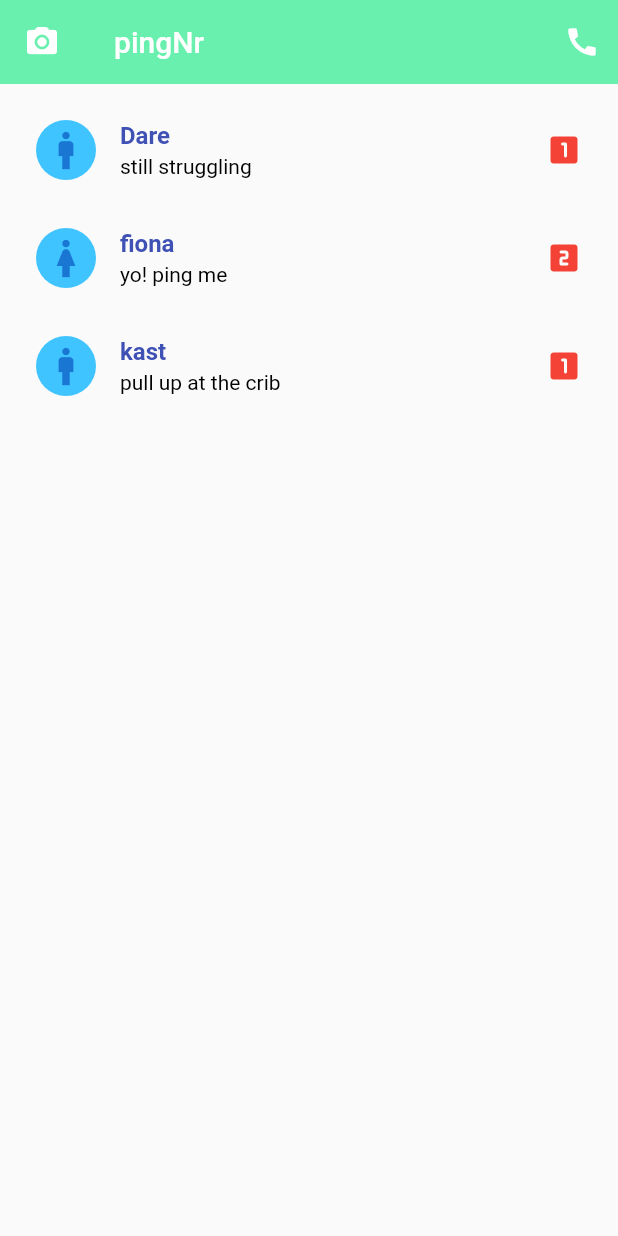
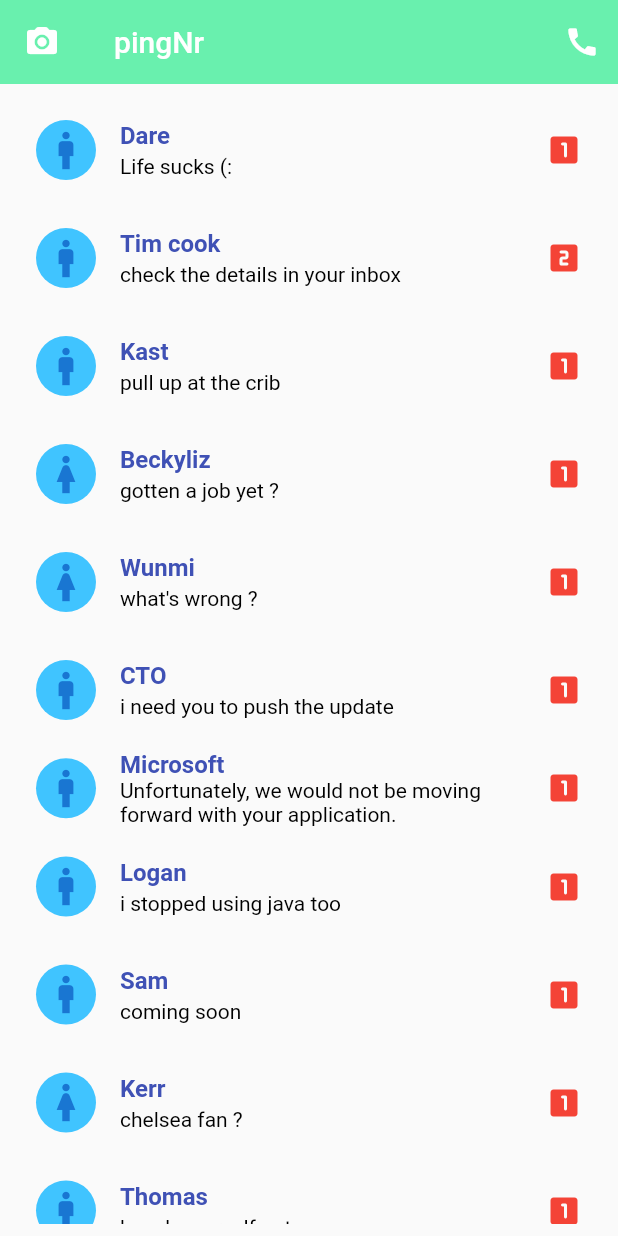
Before and after one commit to xDAREY/myApp, a Flutter app: the main2 screen opened directly, on a phone screen of 412 x 824 dp. Run offline on Flutter 3.47's test engine with Material 2 defaults, Android fonts, the phone set to English and light mode, and no system bars; missing offline and left inert: dart:ffi.

```diff
--- a/lib/main2.dart
+++ b/lib/main2.dart
@@ -32,21 +32,112 @@ class main2 extends StatelessWidget {
             ListTile(
               leading: CircleAvatar(child: Icon(Icons.man, size: 30.0,), backgroundColor: Colors.lightBlueAccent,),
               title: Text('Dare', style: TextStyle(fontWeight: FontWeight.bold, color: Colors.indigo),),
-              subtitle: Text('still struggling', style: TextStyle(color: Colors.black)),
+              subtitle: Text('Life sucks (:', style: TextStyle(color: Colors.black)),
+              trailing: Icon(Icons.looks_one_rounded, color: Colors.red,),
+              onTap: () {},
+            ),
+            ListTile(
+              leading: CircleAvatar(child: Icon(Icons.man, size: 30.0,), backgroundColor: Colors.lightBlueAccent,),
+              title: Text('Tim cook', style: TextStyle(fontWeight: FontWeight.bold, color: Colors.indigo)),
+              subtitle: Text('check the details in your inbox', style: TextStyle(color: Colors.black)),
+              trailing: Icon(Icons.looks_two_rounded, color: Colors.red,),
+              onTap: () {},
+            ),
+            ListTile(
+              leading: CircleAvatar(child: Icon(Icons.man, size: 30.0,), backgroundColor: Colors.lightBlueAccent,),
+              title: Text('Kast', style: TextStyle(fontWeight: FontWeight.bold, color: Colors.indigo)),
+              subtitle: Text('pull up at the crib', style: TextStyle(color: Colors.black),),
               trailing: Icon(Icons.looks_one_rounded, color: Colors.red,),
               onTap: () {},
             ),
             ListTile(
               leading: CircleAvatar(child: Icon(Icons.woman, size: 30.0,), backgroundColor: Colors.lightBlueAccent,),
-              title: Text('fiona', style: TextStyle(fontWeight: FontWeight.bold, color: Colors.indigo)),
-              subtitle: Text('yo! ping me', style: TextStyle(color: Colors.black)),
-              trailing: Icon(Icons.looks_two_rounded, color: Colors.red,),
+              title: Text('Beckyliz', style: TextStyle(fontWeight: FontWeight.bold, color: Colors.indigo)),
+              subtitle: Text('gotten a job yet ?', style: TextStyle(color: Colors.black),),
+              trailing: Icon(Icons.looks_one_rounded, color: Colors.red,),
+              onTap: () {},
+            ),
+            ListTile(
+              leading: CircleAvatar(child: Icon(Icons.woman, size: 30.0,), backgroundColor: Colors.lightBlueAccent,),
+              title: Text('Wunmi', style: TextStyle(fontWeight: FontWeight.bold, color: Colors.indigo)),
+              subtitle: Text("what's wrong ?", style: TextStyle(color: Colors.black),),
+              trailing: Icon(Icons.looks_one_rounded, color: Colors.red,),
               onTap: () {},
             ),
             ListTile(
               leading: CircleAvatar(child: Icon(Icons.man, size: 30.0,), backgroundColor: Colors.lightBlueAccent,),
-              title: Text('kast', style: TextStyle(fontWeight: FontWeight.bold, color: Colors.indigo)),
-              subtitle: Text('pull up at the crib', style: TextStyle(color: Colors.black),),
+              title: Text('CTO', style: TextStyle(fontWeight: FontWeight.bold, color: Colors.indigo)),
+              subtitle: Text('i need you to push the update', style: TextStyle(color: Colors.black),),
+              trailing: Icon(Icons.looks_one_rounded, color: Colors.red,),
+              onTap: () {},
+            ),
+            ListTile(
+              leading: CircleAvatar(child: Icon(Icons.man, size: 30.0,), backgroundColor: Colors.lightBlueAccent,),
+              title: Text('Microsoft', style: TextStyle(fontWeight: FontWeight.bold, color: Colors.indigo)),
+              subtitle: Text('Unfortunately, we would not be moving forward with your application.', style: TextStyle(color: Colors.black),),
+              trailing: Icon(Icons.looks_one_rounded, color: Colors.red,),
+              onTap: () {},
+            ),
+            ListTile(
+              leading: CircleAvatar(child: Icon(Icons.man, size: 30.0,), backgroundColor: Colors.lightBlueAccent,),
+              title: Text('Logan', style: TextStyle(fontWeight: FontWeight.bold, color: Colors.indigo)),
+              subtitle: Text('i stopped using java too', style: TextStyle(color: Colors.black),),
+              trailing: Icon(Icons.looks_one_rounded, color: Colors.red,),
+              onTap: () {},
+            ),
+            ListTile(
+              leading: CircleAvatar(child: Icon(Icons.man, size: 30.0,), backgroundColor: Colors.lightBlueAccent,),
+              title: Text('Sam', style: TextStyle(fontWeight: FontWeight.bold, color: Colors.indigo)),
+              subtitle: Text('coming soon', style: TextStyle(color: Colors.black),),
+              trailing: Icon(Icons.looks_one_rounded, color: Colors.red,),
+              onTap: () {},
+            ),
+            ListTile(
+              leading: CircleAvatar(child: Icon(Icons.woman, size: 30.0,), backgroundColor: Colors.lightBlueAccent,),
+              title: Text('Kerr', style: TextStyle(fontWeight: FontWeight.bold, color: Colors.indigo)),
+              subtitle: Text('chelsea fan ?', style: TextStyle(color: Colors.black),),
+              trailing: Icon(Icons.looks_one_rounded, color: Colors.red,),
+              onTap: () {},
+            ),
+            ListTile(
+              leading: CircleAvatar(child: Icon(Icons.man, size: 30.0,), backgroundColor: Colors.lightBlueAccent,),
+              title: Text('Thomas', style: TextStyle(fontWeight: FontWeight.bold, color: Colors.indigo)),
+              subtitle: Text('knock yourself out', style: TextStyle(color: Colors.black),),
+              trailing: Icon(Icons.looks_one_rounded, color: Colors.red,),
+              onTap: () {},
+            ),
+            ListTile(
+              leading: CircleAvatar(child: Icon(Icons.man, size: 30.0,), backgroundColor: Colors.lightBlueAccent,),
+              title: Text('Michael', style: TextStyle(fontWeight: FontWeight.bold, color: Colors.indigo)),
+              subtitle: Text('daddy just a new ride broski', style: TextStyle(color: Colors.black),),
+              trailing: Icon(Icons.looks_one_rounded, color: Colors.red,),
+              onTap: () {},
+            ),
+            ListTile(
+              leading: CircleAvatar(child: Icon(Icons.woman, size: 30.0,), backgroundColor: Colors.lightBlueAccent,),
+              title: Text('Kayla', style: TextStyle(fontWeight: FontWeight.bold, color: Colors.indigo)),
+              subtitle: Text('happy birthday :)', style: TextStyle(color: Colors.black),),
+              trailing: Icon(Icons.looks_one_rounded, color: Colors.red,),
+              onTap: () {},
+            ),
+            ListTile(
+              leading: CircleAvatar(child: Icon(Icons.man, size: 30.0,), backgroundColor: Colors.lightBlueAccent,),
+              title: Text('Virtue', style: TextStyle(fontWeight: FontWeight.bold, color: Colors.indigo)),
+              subtitle: Text('Alcatraz time nigga !!!', style: TextStyle(color: Colors.black),),
+              trailing: Icon(Icons.looks_one_rounded, color: Colors.red,),
+              onTap: () {},
+            ),
+            ListTile(
+              leading: CircleAvatar(child: Icon(Icons.man, size: 30.0,), backgroundColor: Colors.lightBlueAccent,),
+              title: Text('Odin', style: TextStyle(fontWeight: FontWeight.bold, color: Colors.indigo)),
+              subtitle: Text('fifa ??', style: TextStyle(color: Colors.black),),
+              trailing: Icon(Icons.looks_one_rounded, color: Colors.red,),
+              onTap: () {},
+            ),
+            ListTile(
+              leading: CircleAvatar(child: Icon(Icons.man, size: 30.0,), backgroundColor: Colors.lightBlueAccent,),
+              title: Text('Ksaps', style: TextStyle(fontWeight: FontWeight.bold, color: Colors.indigo)),
+              subtitle: Text('yo! just got a macbook', style: TextStyle(color: Colors.black),),
               trailing: Icon(Icons.looks_one_rounded, color: Colors.red,),
               onTap: () {},
             ),
```
